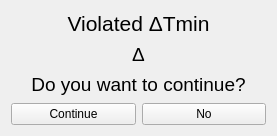
First picture: the form in interface/dtmin.ui, repository CarlosTadeuVassoler/MPinch, before the edit.
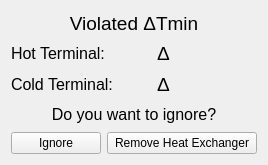
Second picture: the form after the edit.

Patch:
```diff
--- a/interface/dtmin.ui
+++ b/interface/dtmin.ui
@@ -6,76 +6,170 @@
    <rect>
     <x>0</x>
     <y>0</y>
-    <width>277</width>
-    <height>136</height>
+    <width>268</width>
+    <height>165</height>
    </rect>
   </property>
   <property name="windowTitle">
    <string>Form</string>
   </property>
-  <layout class="QVBoxLayout" name="verticalLayout_2">
+  <layout class="QVBoxLayout" name="verticalLayout">
    <item>
-    <layout class="QVBoxLayout" name="verticalLayout">
+    <widget class="QLabel" name="label">
+     <property name="font">
+      <font>
+       <pointsize>14</pointsize>
+      </font>
+     </property>
+     <property name="text">
+      <string>Violated ΔTmin</string>
+     </property>
+     <property name="alignment">
+      <set>Qt::AlignCenter</set>
+     </property>
+    </widget>
+   </item>
+   <item>
+    <layout class="QHBoxLayout" name="horizontalLayout_2">
      <item>
-      <widget class="QLabel" name="label">
+      <widget class="QLabel" name="label_5">
+       <property name="minimumSize">
+        <size>
+         <width>130</width>
+         <height>0</height>
+        </size>
+       </property>
        <property name="font">
         <font>
-         <pointsize>16</pointsize>
+         <pointsize>12</pointsize>
         </font>
        </property>
        <property name="text">
-        <string>Violated ΔTmin</string>
-       </property>
-       <property name="alignment">
-        <set>Qt::AlignCenter</set>
+        <string>Hot Terminal: </string>
        </property>
       </widget>
      </item>
      <item>
       <widget class="QLabel" name="label_3">
+       <property name="minimumSize">
+        <size>
+         <width>100</width>
+         <height>0</height>
+        </size>
+       </property>
+       <property name="maximumSize">
+        <size>
+         <width>100</width>
+         <height>16777215</height>
+        </size>
+       </property>
        <property name="font">
         <font>
          <pointsize>14</pointsize>
         </font>
        </property>
+       <property name="styleSheet">
+        <string notr="true"/>
+       </property>
        <property name="text">
         <string>Δ</string>
        </property>
        <property name="alignment">
-        <set>Qt::AlignCenter</set>
+        <set>Qt::AlignLeading|Qt::AlignLeft|Qt::AlignVCenter</set>
        </property>
+       <property name="wordWrap">
+        <bool>false</bool>
+       </property>
       </widget>
      </item>
+    </layout>
+   </item>
+   <item>
+    <layout class="QHBoxLayout" name="horizontalLayout_3">
      <item>
-      <widget class="QLabel" name="label_2">
+      <widget class="QLabel" name="label_6">
+       <property name="minimumSize">
+        <size>
+         <width>130</width>
+         <height>0</height>
+        </size>
+       </property>
        <property name="font">
         <font>
+         <pointsize>12</pointsize>
+        </font>
+       </property>
+       <property name="text">
+        <string>Cold Terminal:</string>
+       </property>
+      </widget>
+     </item>
+     <item>
+      <widget class="QLabel" name="label_4">
+       <property name="minimumSize">
+        <size>
+         <width>100</width>
+         <height>0</height>
+        </size>
+       </property>
+       <property name="maximumSize">
+        <size>
+         <width>100</width>
+         <height>16777215</height>
+        </size>
+       </property>
+       <property name="font">
+        <font>
          <pointsize>14</pointsize>
         </font>
        </property>
+       <property name="styleSheet">
+        <string notr="true"/>
+       </property>
        <property name="text">
-        <string>Do you want to continue?</string>
+        <string>Δ</string>
        </property>
        <property name="alignment">
-        <set>Qt::AlignCenter</set>
+        <set>Qt::AlignLeading|Qt::AlignLeft|Qt::AlignVCenter</set>
        </property>
       </widget>
      </item>
     </layout>
    </item>
+   <item>
+    <widget class="QLabel" name="label_2">
+     <property name="font">
+      <font>
+       <pointsize>12</pointsize>
+      </font>
+     </property>
+     <property name="text">
+      <string>Do you want to ignore?</string>
+     </property>
+     <property name="alignment">
+      <set>Qt::AlignCenter</set>
+     </property>
+    </widget>
+   </item>
    <item>
     <layout class="QHBoxLayout" name="horizontalLayout">
      <item>
       <widget class="QPushButton" name="pushButton_2">
        <property name="text">
-        <string>Continue</string>
+        <string>Ignore</string>
        </property>
       </widget>
      </item>
      <item>
       <widget class="QPushButton" name="pushButton">
+       <property name="minimumSize">
+        <size>
+         <width>150</width>
+         <height>0</height>
+        </size>
+       </property>
        <property name="text">
-        <string>No</string>
+        <string>Remove Heat Exchanger</string>
        </property>
       </widget>
      </item>
```
